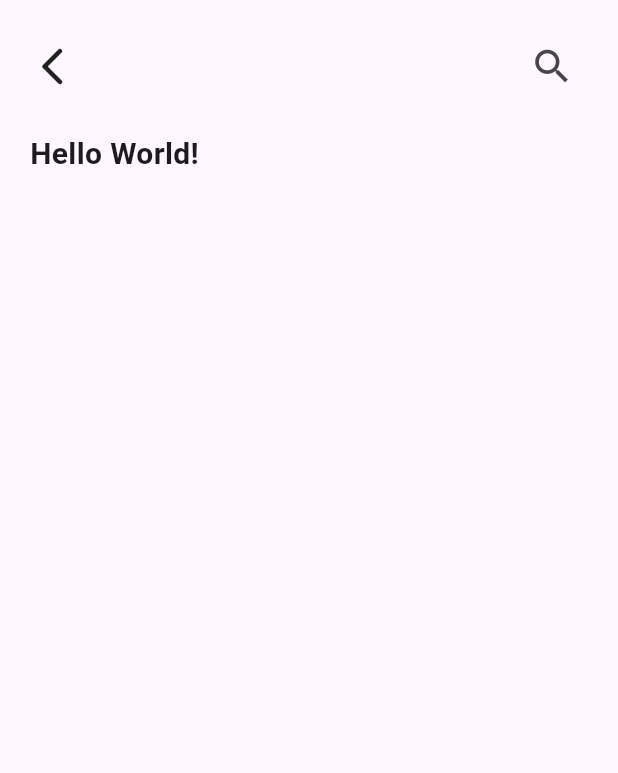
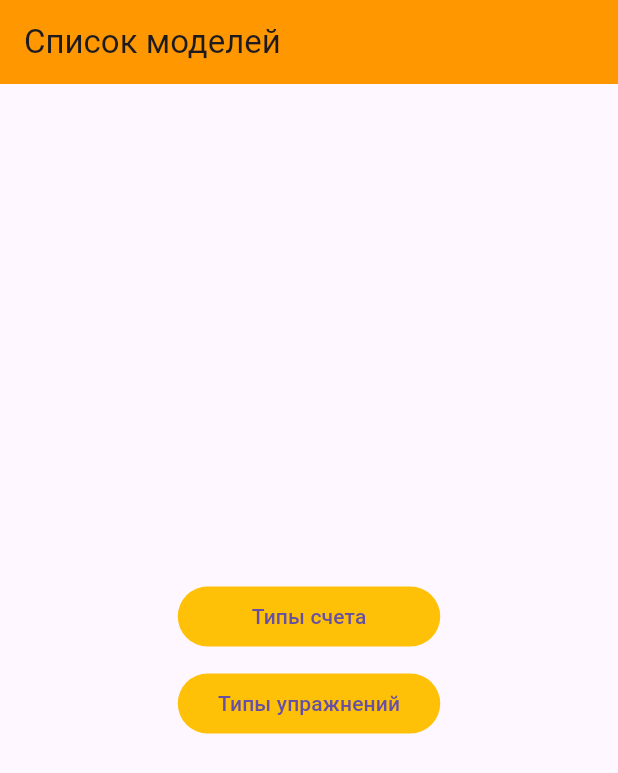
Before and after one commit to wave-or-corpuscula/TrainingHelperApp, a Flutter app: the screen it shows after launch, on a phone screen of 412 x 824 dp. Shown: the top 773 px of the screen. Run offline on Flutter 3.47's test engine with Material 3 defaults, Android fonts, the phone set to English and light mode, and no system bars; our stand-ins replace sqflite, sqflite_common_ffi; accounts and stored records are empty.

Commit message:
Admin panel for CountType model

```diff
--- a/lib/main.dart
+++ b/lib/main.dart
@@ -1,47 +1,25 @@
 import 'package:flutter/material.dart';
 
+import 'package:sqflite_common_ffi/sqflite_ffi.dart';
+
+import 'package:training_helper_app/screens/admin/tables_choice_screen.dart';
+import 'package:training_helper_app/screens/admin/count_type_records.dart';
+
+
 void main() {
-  runApp(const MainApp());
+
+  sqfliteFfiInit();
+
+  databaseFactory = databaseFactoryFfi;
+
+  runApp(
+    MaterialApp(
+      debugShowCheckedModeBanner: false,
+      initialRoute: '/',
+      routes: {
+        '/': (context) => const TableChoice(),
+        '/count_type_records': (context) => const CountTypeRecords(),
+      },
+    )
+  );
 }
-
-class MainApp extends StatelessWidget {
-  const MainApp({super.key});
-
-  @override
-  Widget build(BuildContext context) {
-
-    return MaterialApp(
-      debugShowCheckedModeBanner: false,
-      home: Scaffold(
-        body: SafeArea(
-          child: Padding(
-            padding: const EdgeInsets.all(20.0),
-            child: Column(
-              crossAxisAlignment: CrossAxisAlignment.start,
-              children: [
-                Row(
-                  mainAxisAlignment: MainAxisAlignment.spaceBetween,
-                  children: [
-                    InkWell(
-                      onTap: (){},
-                      child: const Icon(Icons.arrow_back_ios_new_rounded, size: 30)
-                    ),
-                    IconButton(
-                      onPressed: (){},
-                      icon: const Icon(Icons.search_sharp, size: 30)
-                    ),
-                  ],
-                ),
-                const SizedBox(height: 20),
-                const Text(
-                  'Hello World!',
-                  style: TextStyle(fontSize: 20, fontWeight: FontWeight.bold),
-                ),
-              ],
-            ),
-          ),
-        ),
-      ),
-    );
-  }
-}
--- /dev/null
+++ b/lib/screens/admin/tables_choice_screen.dart
@@ -0,0 +1,51 @@
+import 'package:flutter/material.dart';
+
+
+class TableChoice extends StatelessWidget {
+  const TableChoice({super.key});
+
+  @override
+  Widget build(BuildContext context) {
+
+    return MaterialApp(
+      debugShowCheckedModeBanner: false,
+      home: Scaffold(
+        appBar: AppBar(
+          title: const Text('Список моделей'),
+          backgroundColor: Colors.orange,
+        ),
+        body: SafeArea(
+          child: Padding(
+            padding: const EdgeInsets.all(20.0),
+            child: Center(
+              child: Column(
+                mainAxisAlignment: MainAxisAlignment.center,
+                children: [
+                  TextButton(
+                    onPressed: () {
+                      Navigator.pushNamed(context, '/count_type_records');
+                    },
+                    style: const ButtonStyle(
+                      backgroundColor: WidgetStatePropertyAll(Colors.amber),
+                      minimumSize: WidgetStatePropertyAll(Size(175, 40)),
+                    ),
+                    child: const Text('Типы счета'),
+                  ),
+                  const SizedBox(height: 10,),
+                  TextButton(
+                    onPressed: () {},
+                    style: const ButtonStyle(
+                      backgroundColor: WidgetStatePropertyAll(Colors.amber),
+                      minimumSize: WidgetStatePropertyAll(Size(175, 40)),
+                    ),
+                    child: const Text('Типы упражнений'),
+                  ),
+                ],
+              ),
+            ),
+          ),
+        ),
+      ),
+    );
+  }
+}
```
Also changed, not shown: lib/screens/admin/count_type_details.dart (added, +124 -0 lines), lib/screens/admin/count_type_records.dart (added, +99 -0 lines).
